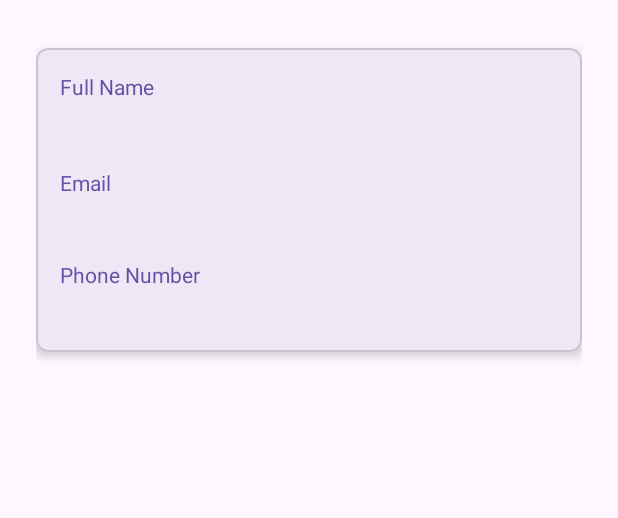
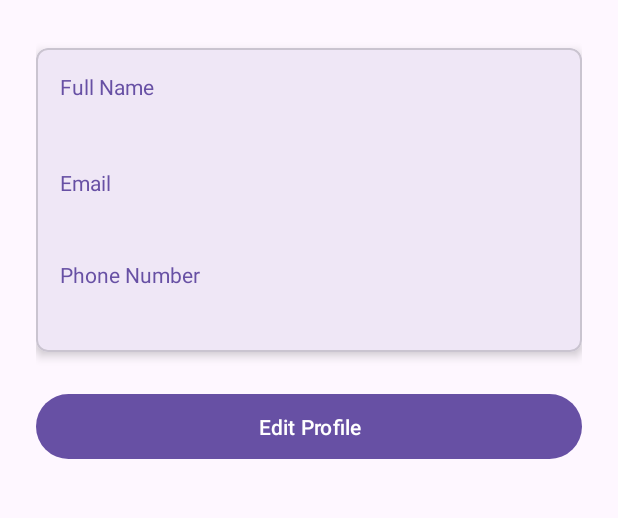
Before and after one commit to RayhanBsyne/BUKU_APP, an Android app: the ProfilActivity screen opened directly, with no data from a screen before it, on a phone screen of 412 x 824 dp, the part 312-830 px from its top. Run offline under Robolectric (Android 15) with nearby library versions, the phone set to English and light mode, and no system bars; 1 statement that could not run was skipped.

Commit message:
menambah codingan button untuk mengklik atau konfirmasi hasil edit profile

```diff
--- a/app/src/main/res/layout/activity_profil.xml
+++ b/app/src/main/res/layout/activity_profil.xml
@@ -97,7 +97,18 @@
                     android:textSize="16sp"/>
 
             </LinearLayout>
+
         </com.google.android.material.card.MaterialCardView>
+
+        <com.google.android.material.button.MaterialButton
+            android:id="@+id/editProfileButton"
+            android:layout_width="match_parent"
+            android:layout_height="wrap_content"
+            android:text="Edit Profile"
+            android:drawableStart="@android:drawable/ic_menu_edit"
+            android:drawablePadding="8dp"
+            android:padding="12dp"
+            android:layout_marginBottom="16dp"/>
 
 
     </LinearLayout>
```
